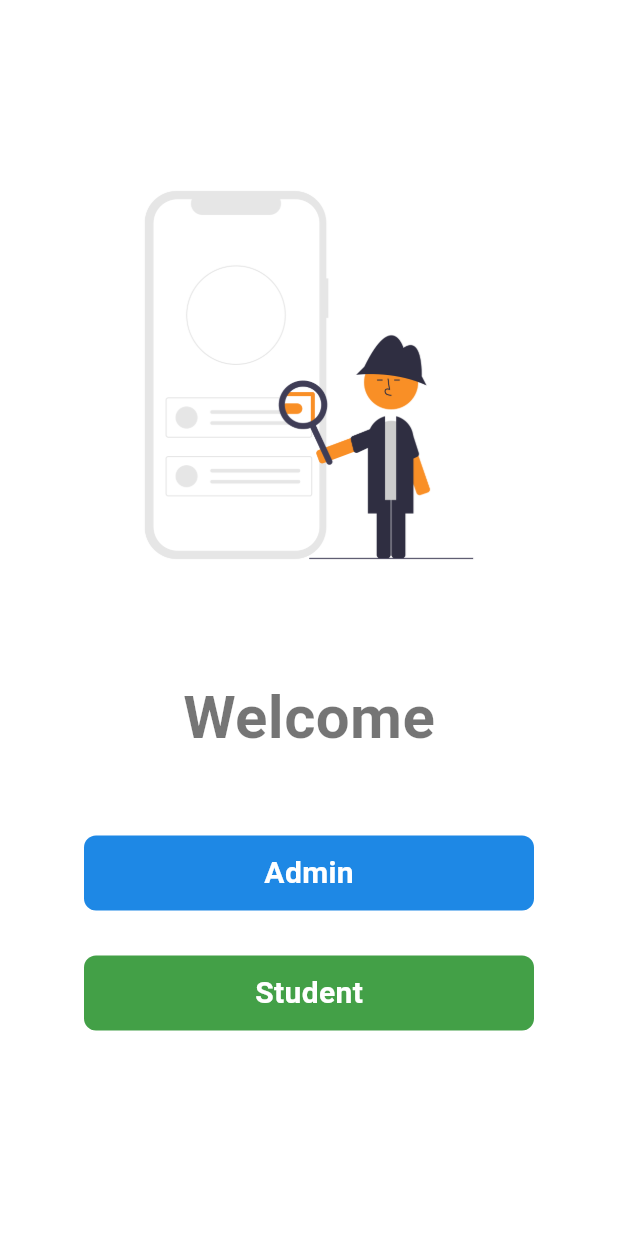
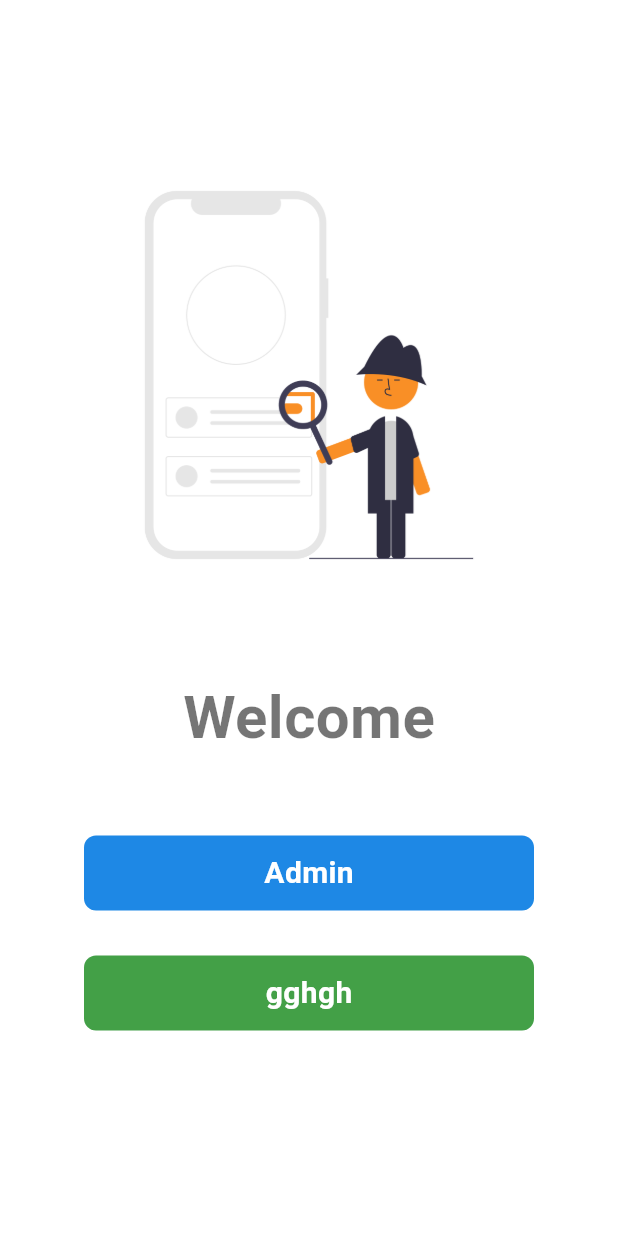
Before and after one commit to nishanthhks/Find-It-Fast, a Flutter app: the AdminStudentButtonPage screen opened by its route, on a phone screen of 412 x 824 dp. Run offline on Flutter 3.47's test engine with Material 3 defaults, Android fonts, the phone set to English and light mode, and no system bars; our stand-ins replace firebase_core, image_picker; accounts and stored records are empty.

```diff
--- a/lib/main.dart
+++ b/lib/main.dart
@@ -38,7 +38,7 @@ class MyApp extends StatelessWidget {
           // home: AdminStudentButtonPage(),
           routes: {
             "/": (context) =>
-                AdminStudentButtonPage(), // "/" is the default route
+                AdminLoginPage(), // "/" is the default route
             MyRouts.studentLoginRout: (context) => StudentLogin(),
             MyRouts.adminLoginRout: (context) => AdminLoginPage(),
             MyRouts.lostItemDetailsRout: (context) => LostItemDetails(),
--- a/lib/pages/admin_student_button_page.dart
+++ b/lib/pages/admin_student_button_page.dart
@@ -67,7 +67,7 @@ class _AdminStudentButtonPage extends State<AdminStudentButtonPage> {
                   borderRadius: BorderRadius.circular(8),
                 ),
                 child: const Text(
-                  "Student",
+                  "gghgh",
                   style: TextStyle(
                       color: Colors.white,
                       fontWeight: FontWeight.bold,
```
Also changed, not shown: pubspec.yaml (+4 -3 lines), firebase.json (added), lib/firebase_options.dart (added), pubspec.lock, 7 other files.
